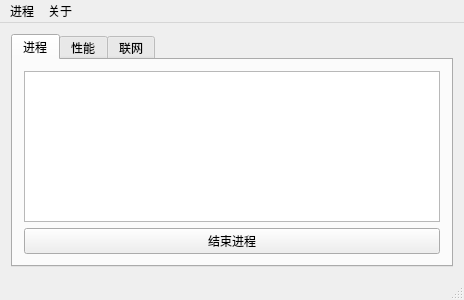
Above: mainwindow.ui from tttwwy/process-manager before the change. Below: the same form after it.
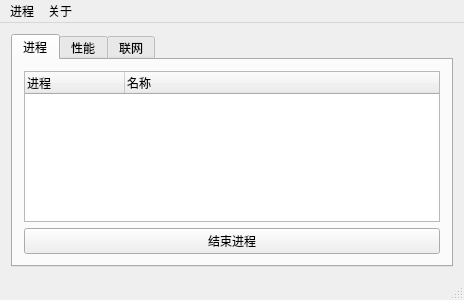
That is the form after the change.

Commit message: 界面小修改

```diff
--- a/mainwindow.ui
+++ b/mainwindow.ui
@@ -25,9 +25,6 @@
         <string>进程</string>
        </attribute>
        <layout class="QGridLayout" name="gridLayout">
-        <item row="0" column="0">
-         <widget class="QListView" name="listView"/>
-        </item>
         <item row="1" column="0">
          <widget class="QPushButton" name="pushButton">
           <property name="text">
@@ -35,6 +32,20 @@
           </property>
          </widget>
         </item>
+        <item row="0" column="0">
+         <widget class="QTreeWidget" name="treeWidget">
+          <column>
+           <property name="text">
+            <string>进程</string>
+           </property>
+          </column>
+          <column>
+           <property name="text">
+            <string>名称</string>
+           </property>
+          </column>
+         </widget>
+        </item>
        </layout>
       </widget>
       <widget class="QWidget" name="tab_2">
```
The commit also changes 3 other files.
